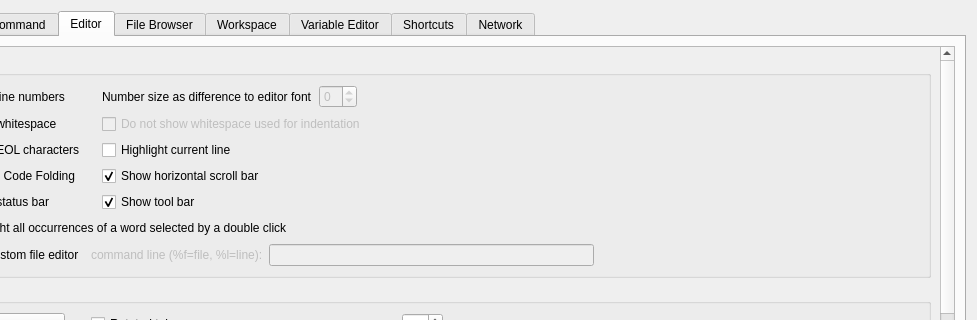
Old version of the form libgui/src/settings-dialog.ui in the repository gnu-octave/octave; both pictures show x 100 to 1077 and y 0 to 320 of the 1077 by 673 pixel window.
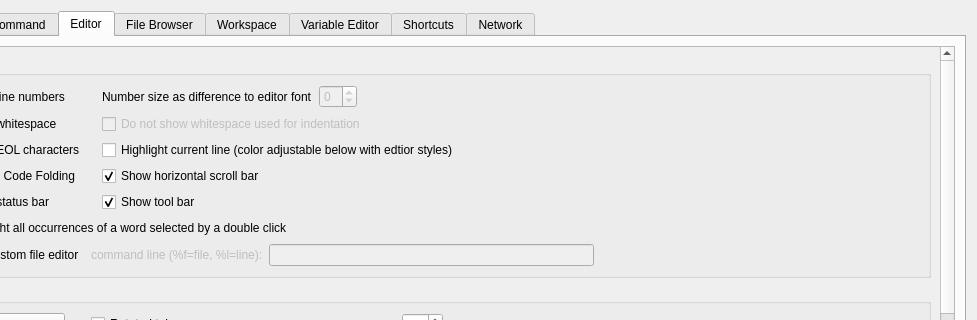
New version of the form.

Commit message: settings-Dialog.ui: new text for highlighted color

The edit to the form file:
```diff
--- a/libgui/src/settings-dialog.ui
+++ b/libgui/src/settings-dialog.ui
@@ -867,7 +867,7 @@
           <property name="geometry">
            <rect>
             <x>0</x>
-            <y>-839</y>
+            <y>0</y>
             <width>1021</width>
             <height>1427</height>
            </rect>
@@ -1074,7 +1074,7 @@
                    </sizepolicy>
                   </property>
                   <property name="text">
-                   <string>Highlight current line</string>
+                   <string>Highlight current line (color adjustable below with edtior styles)</string>
                   </property>
                  </widget>
                 </item>
```
